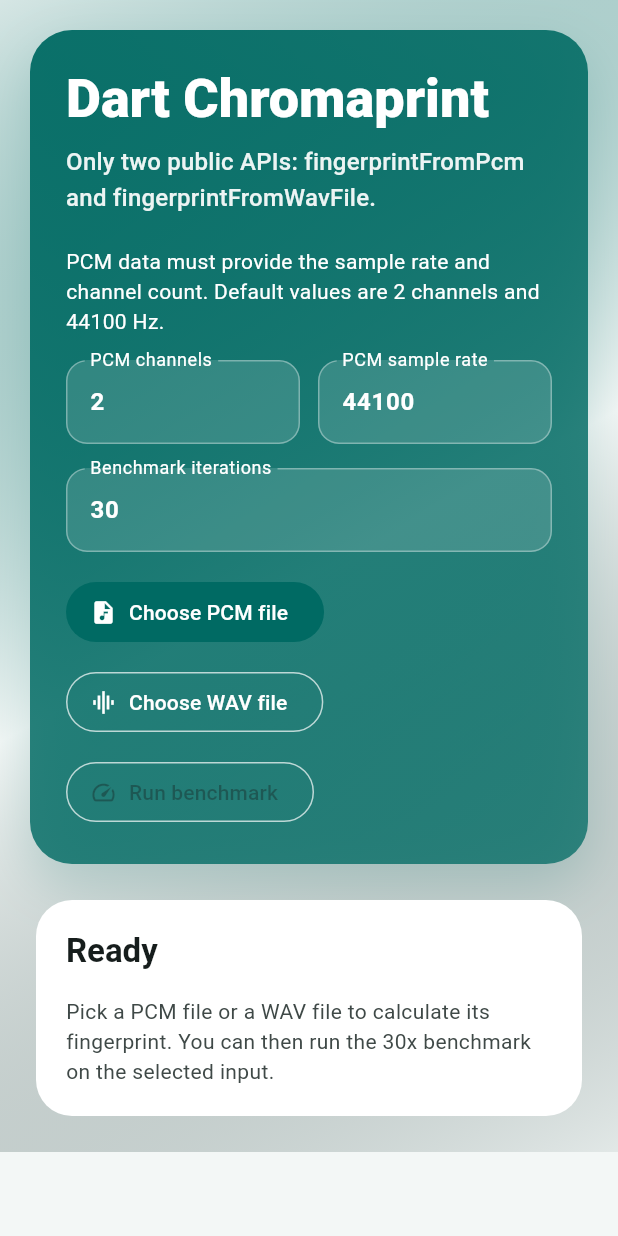
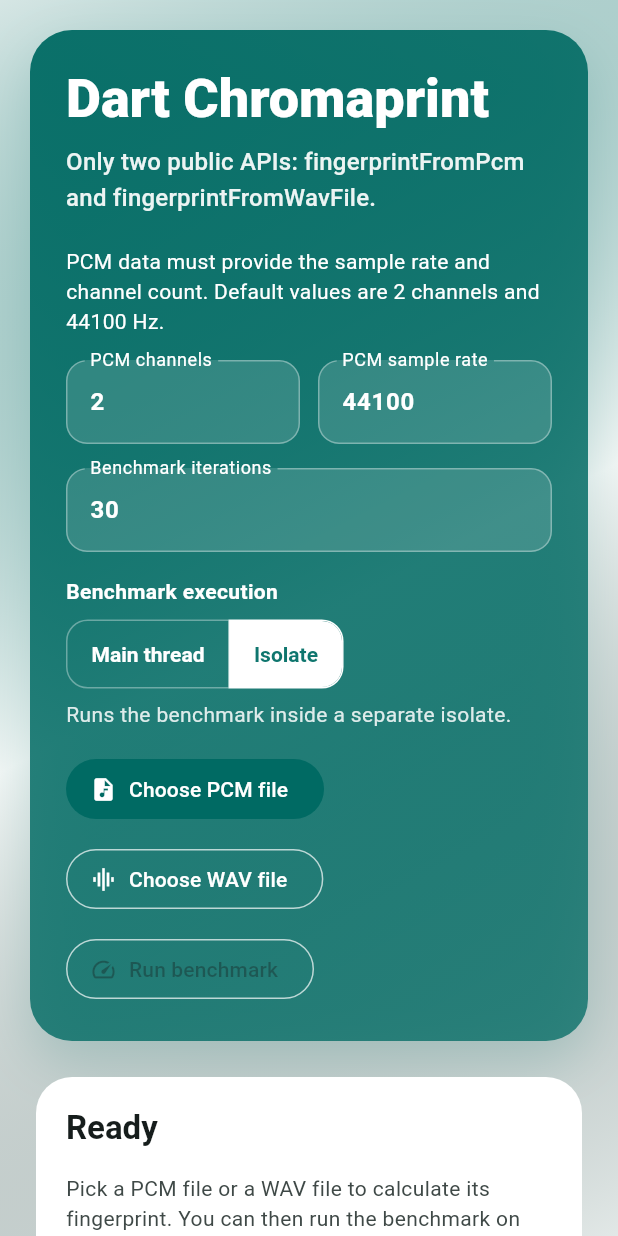
Before and after one commit to axel10/dart_chromaprint, a Flutter app: the screen it shows after launch, on a phone screen of 412 x 824 dp. Run offline on Flutter 3.47's test engine with Material 3 defaults, Android fonts, the phone set to English and light mode, and no system bars; our stand-ins replace file_picker, plugin_platform_interface, web; missing offline and left inert: fftea.

Commit message:
demo添加主线程和isolate开关

```diff
--- a/example/lib/main.dart
+++ b/example/lib/main.dart
@@ -57,6 +57,8 @@ class _DemoPageState extends State<DemoPage> {
 
   bool _loading = false;
   bool _benchmarking = false;
+  _BenchmarkExecutionMode _benchmarkExecutionMode =
+      _BenchmarkExecutionMode.isolate;
   String? _error;
   String? _title;
   String? _fingerprint;
@@ -215,26 +217,38 @@ class _DemoPageState extends State<DemoPage> {
         if (selection == null) {
           throw StateError('Pick a PCM file first.');
         }
-        final pcm = selection.pcm;
-        final sampleRate = selection.sampleRate;
-        final channels = selection.channels;
-        final rawResult = await _runPcmBenchmarkInIsolate(
-          pcm: pcm,
-          sampleRate: sampleRate,
-          channels: channels,
-          iterations: iterations,
-        );
+        final rawResult = switch (_benchmarkExecutionMode) {
+          _BenchmarkExecutionMode.mainThread => _benchmarkPcm(
+              pcm: selection.pcm,
+              sampleRate: selection.sampleRate,
+              channels: selection.channels,
+              iterations: iterations,
+              executionLabel: 'Main thread',
+            ),
+          _BenchmarkExecutionMode.isolate => await _runPcmBenchmarkInIsolate(
+              pcm: selection.pcm,
+              sampleRate: selection.sampleRate,
+              channels: selection.channels,
+              iterations: iterations,
+            ),
+        };
         result = _benchmarkResultFromMap(rawResult);
       } else {
         final selection = _wavSelection;
         if (selection == null) {
           throw StateError('Pick a WAV file first.');
         }
-        final path = selection.path;
-        final rawResult = await _runWavBenchmarkInIsolate(
-          path: path,
-          iterations: iterations,
-        );
+        final rawResult = switch (_benchmarkExecutionMode) {
+          _BenchmarkExecutionMode.mainThread => _benchmarkWav(
+              path: selection.path,
+              iterations: iterations,
+              executionLabel: 'Main thread',
+            ),
+          _BenchmarkExecutionMode.isolate => await _runWavBenchmarkInIsolate(
+              path: selection.path,
+              iterations: iterations,
+            ),
+        };
         result = _benchmarkResultFromMap(rawResult);
       }
 
@@ -334,6 +348,15 @@ class _DemoPageState extends State<DemoPage> {
                             ],
                           ),
                           const SizedBox(height: 16),
+                          _BenchmarkModeSelector(
+                            value: _benchmarkExecutionMode,
+                            onChanged: (mode) {
+                              setState(() {
+                                _benchmarkExecutionMode = mode;
+                              });
+                            },
+                          ),
+                          const SizedBox(height: 16),
                           Wrap(
                             spacing: 12,
                             runSpacing: 12,
@@ -429,13 +452,18 @@ class _DemoPageState extends State<DemoPage> {
                     if (_benchmarkResult != null) ...[
                       const SizedBox(height: 20),
                       _InfoCard(
-                        title: '30x Benchmark',
+                        title:
+                            '${_benchmarkResult!.iterations}x Benchmark',
                         child: Column(
                           crossAxisAlignment: CrossAxisAlignment.start,
                           children: [
                             _MetricRow(
-                              label: 'Mode',
-                              value: _benchmarkResult!.modeLabel,
+                              label: 'Input',
+                              value: _benchmarkResult!.inputLabel,
+                            ),
+                            _MetricRow(
+                              label: 'Execution',
+                              value: _benchmarkResult!.executionLabel,
                             ),
                             _MetricRow(
                               label: 'Iterations',
@@ -462,7 +490,7 @@ class _DemoPageState extends State<DemoPage> {
                       _InfoCard(
                         title: 'Ready',
                         child: Text(
-                          'Pick a PCM file or a WAV file to calculate its fingerprint. You can then run the 30x benchmark on the selected input.',
+                          'Pick a PCM file or a WAV file to calculate its fingerprint. You can then run the benchmark on the selected input using the chosen execution mode.',
                           style: theme.textTheme.bodyMedium?.copyWith(
                             color: scheme.onSurfaceVariant,
                           ),
@@ -596,6 +624,68 @@ class _InfoCard extends StatelessWidget {
   }
 }
 
+class _BenchmarkModeSelector extends StatelessWidget {
+  const _BenchmarkModeSelector({
+    required this.value,
+    required this.onChanged,
+  });
+
+  final _BenchmarkExecutionMode value;
+  final ValueChanged<_BenchmarkExecutionMode> onChanged;
+
+  @override
+  Widget build(BuildContext context) {
+    return Column(
+      crossAxisAlignment: CrossAxisAlignment.start,
+      children: [
+        const Text(
+          'Benchmark execution',
+          style: TextStyle(color: Colors.white, fontWeight: FontWeight.w600),
+        ),
+        const SizedBox(height: 8),
+        ToggleButtons(
+          isSelected: [
+            value == _BenchmarkExecutionMode.mainThread,
+            value == _BenchmarkExecutionMode.isolate,
+          ],
+          onPressed: (index) {
+            onChanged(
+              index == 0
+                  ? _BenchmarkExecutionMode.mainThread
+                  : _BenchmarkExecutionMode.isolate,
+            );
+          },
+          borderRadius: BorderRadius.circular(14),
+          borderColor: Colors.white.withValues(alpha: 0.35),
+          selectedBorderColor: Colors.white,
+          fillColor: Colors.white,
+          color: Colors.white,
+          selectedColor: const Color(0xFF0F766E),
+          textStyle: const TextStyle(fontWeight: FontWeight.w700),
+          constraints: const BoxConstraints(minHeight: 44),
+          children: const [
+            Padding(
+              padding: EdgeInsets.symmetric(horizontal: 16),
+              child: Text('Main thread'),
+            ),
+            Padding(
+              padding: EdgeInsets.symmetric(horizontal: 16),
+              child: Text('Isolate'),
+            ),
+          ],
+        ),
+        const SizedBox(height: 6),
+        Text(
+          value == _BenchmarkExecutionMode.mainThread
+              ? 'Runs the benchmark directly on the UI isolate.'
+              : 'Runs the benchmark inside a separate isolate.',
+          style: TextStyle(color: Colors.white.withValues(alpha: 0.85)),
+        ),
+      ],
+    );
+  }
+}
+
 class _FingerprintField extends StatelessWidget {
   const _FingerprintField({required this.value});
 
@@ -667,14 +757,16 @@ class _MetricRow extends StatelessWidget {
 
 class BenchmarkResult {
   const BenchmarkResult({
-    required this.modeLabel,
+    required this.inputLabel,
+    required this.executionLabel,
     required this.iterations,
     required this.total,
     required this.averageMicros,
     required this.fingerprint,
   });
 
-  final String modeLabel;
+  final String inputLabel;
+  final String executionLabel;
   final int iterations;
   final Duration total;
   final double averageMicros;
@@ -701,6 +793,8 @@ class _WavSelection {
 
 enum _InputKind { pcm, wav }
 
+enum _BenchmarkExecutionMode { mainThread, isolate }
+
 Future<Map<String, Object>> _runPcmBenchmarkInIsolate({
   required Int16List pcm,
   required int sampleRate,
@@ -715,6 +809,7 @@ Future<Map<String, Object>> _runPcmBenchmarkInIsolate({
       sampleRate: sampleRate,
       channels: channels,
       iterations: iterations,
+      executionLabel: 'Isolate',
     ),
   );
 }
@@ -724,7 +819,13 @@ Future<Map<String, Object>> _runWavBenchmarkInIsolate({
   required int iterations,
 }) {
   // Same idea as the PCM path: only send plain data into the isolate.
-  return Isolate.run(() => _benchmarkWav(path: path, iterations: iterations));
+  return Isolate.run(
+    () => _benchmarkWav(
+      path: path,
+      iterations: iterations,
+      executionLabel: 'Isolate',
+    ),
+  );
 }
 
 Map<String, Object> _benchmarkPcm({
@@ -732,6 +833,7 @@ Map<String, Object> _benchmarkPcm({
   required int sampleRate,
   required int channels,
   required int iterations,
+  required String executionLabel,
 }) {
   final stopwatch = Stopwatch()..start();
   String lastFingerprint = '';
@@ -745,7 +847,8 @@ Map<String, Object> _benchmarkPcm({
   stopwatch.stop();
 
   return <String, Object>{
-    'modeLabel': 'PCM',
+    'inputLabel': 'PCM',
+    'executionLabel': executionLabel,
     'iterations': iterations,
     'totalMicros': stopwatch.elapsed.inMicroseconds,
     'averageMicros': stopwatch.elapsed.inMicroseconds / iterations,
@@ -756,6 +859,7 @@ Map<String, Object> _benchmarkPcm({
 Map<String, Object> _benchmarkWav({
   required String path,
   required int iterations,
+  required String executionLabel,
 }) {
   final pipeline = internal_api.ChromaprintPipeline();
   final stopwatch = Stopwatch()..start();
@@ -767,7 +871,8 @@ Map<String, Object> _benchmarkWav({
   stopwatch.stop();
 
   return <String, Object>{
-    'modeLabel': 'WAV',
+    'inputLabel': 'WAV',
+    'executionLabel': executionLabel,
     'iterations': iterations,
     'totalMicros': stopwatch.elapsed.inMicroseconds,
     'averageMicros': stopwatch.elapsed.inMicroseconds / iterations,
@@ -777,7 +882,8 @@ Map<String, Object> _benchmarkWav({
 
 BenchmarkResult _benchmarkResultFromMap(Map<String, Object> raw) {
   return BenchmarkResult(
-    modeLabel: raw['modeLabel'] as String,
+    inputLabel: raw['inputLabel'] as String,
+    executionLabel: raw['executionLabel'] as String,
     iterations: raw['iterations'] as int,
     total: Duration(microseconds: raw['totalMicros'] as int),
     averageMicros: raw['averageMicros'] as double,
```
